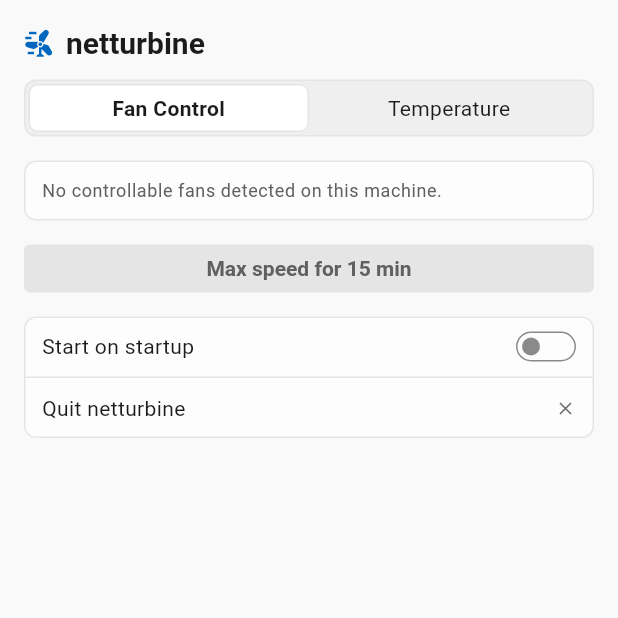
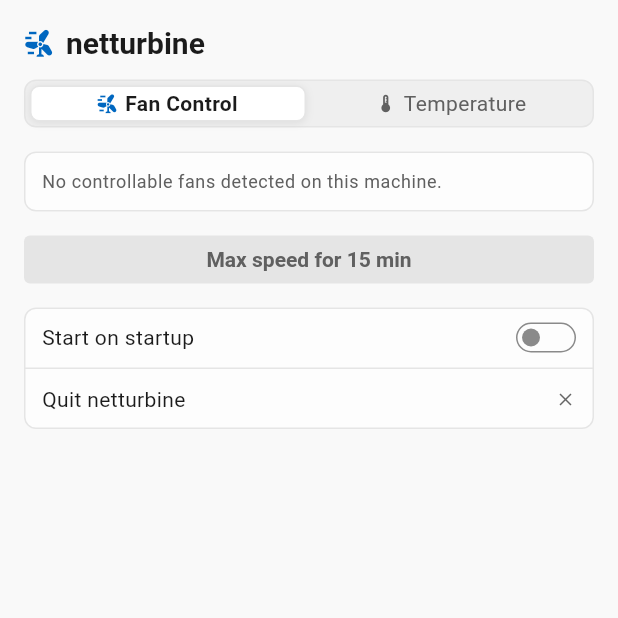
Before and after one commit to socksprox/netturbine, a Flutter app: the screen it shows after launch, on a phone screen of 412 x 824 dp, the top half of it. Run offline on Flutter 3.47's test engine with Material 3 defaults, Android fonts, the phone set to English and light mode, and no system bars; Roboto replaces fonts that are missing (Segoe UI Variable Text).

Commit message:
refactor segmented tabs to generic selector with icons

```diff
--- a/lib/ui/home_page.dart
+++ b/lib/ui/home_page.dart
@@ -4,7 +4,7 @@
 import 'temp_page.dart';
 import 'widgets/boost_button.dart';
 import 'widgets/fan_card.dart';
-import 'widgets/segmented_tabs.dart';
+import 'widgets/segmented_selector.dart';
 import 'widgets/settings_section.dart';
 
 /// Compact popover-style body shown when the tray icon is clicked.
@@ -39,8 +39,13 @@
                 ],
               ),
               const SizedBox(height: 12),
-              SegmentedTabs(
-                items: const ['Fan Control', 'Temperature'],
+              SegmentedSelector<int>(
+                options: const [
+                  SegmentOption(
+                      value: 0, label: 'Fan Control', icon: Icons.wind_power),
+                  SegmentOption(
+                      value: 1, label: 'Temperature', icon: Icons.thermostat),
+                ],
                 selected: _tab,
                 onChanged: (i) => setState(() => _tab = i),
               ),
--- /dev/null
+++ b/lib/ui/widgets/segmented_selector.dart
@@ -0,0 +1,291 @@
+import 'package:flutter/material.dart';
+import 'package:flutter/services.dart';
+
+import '../theme.dart';
+
+/// One item in a [SegmentedSelector].
+class SegmentOption<T> {
+  const SegmentOption({required this.value, required this.label, this.icon});
+
+  final T value;
+  final String label;
+  final IconData? icon;
+}
+
+/// Windows 11-style segmented switcher — a pill track with a sliding
+/// indicator, press-scale feedback, drag-to-select, and arrow-key navigation.
+/// Ported from shadowfly-app's SegmentedSelector.
+class SegmentedSelector<T> extends StatefulWidget {
+  const SegmentedSelector({
+    super.key,
+    required this.options,
+    required this.selected,
+    required this.onChanged,
+    this.height = 32,
+  });
+
+  final List<SegmentOption<T>> options;
+  final T selected;
+  final ValueChanged<T> onChanged;
+  final double height;
+
+  @override
+  State<SegmentedSelector<T>> createState() => _SegmentedSelectorState<T>();
+}
+
+class _SegmentedSelectorState<T> extends State<SegmentedSelector<T>>
+    with TickerProviderStateMixin {
+  late AnimationController _positionController;
+  late AnimationController _scaleController;
+  late Animation<double> _scaleAnimation;
+  late List<FocusNode> _segmentFocusNodes;
+
+  double _tabWidth = 1.0;
+  double _dragStartX = 0.0;
+  double _dragStartValue = 0.0;
+
+  @override
+  void initState() {
+    super.initState();
+    _segmentFocusNodes = List.generate(
+      widget.options.length,
+      (i) => FocusNode(debugLabel: 'segment_$i'),
+    );
+    final initialIndex = widget.options.indexWhere(
+      (option) => option.value == widget.selected,
+    );
+    final initial = (initialIndex >= 0 ? initialIndex : 0).toDouble();
+
+    _positionController = AnimationController(
+      vsync: this,
+      value: initial,
+      lowerBound: 0.0,
+      upperBound: widget.options.length > 1
+          ? (widget.options.length - 1).toDouble()
+          : 1.0,
+    );
+
+    _scaleController = AnimationController(
+      duration: const Duration(milliseconds: 100),
+      vsync: this,
+    );
+
+    _scaleAnimation = Tween<double>(begin: 1.0, end: 0.96).animate(
+      CurvedAnimation(parent: _scaleController, curve: Curves.easeInOut),
+    );
+  }
+
+  @override
+  void didUpdateWidget(SegmentedSelector<T> oldWidget) {
+    super.didUpdateWidget(oldWidget);
+    final newIndex = widget.options.indexWhere(
+      (option) => option.value == widget.selected,
+    );
+    if (newIndex >= 0 &&
+        (newIndex.toDouble() - _positionController.value).abs() > 0.01) {
+      _positionController.animateTo(
+        newIndex.toDouble(),
+        duration: const Duration(milliseconds: 150),
+        curve: Curves.easeOut,
+      );
+    }
+  }
+
+  @override
+  void dispose() {
+    for (final node in _segmentFocusNodes) {
+      node.dispose();
+    }
+    _positionController.dispose();
+    _scaleController.dispose();
+    super.dispose();
+  }
+
+  void _selectIndex(int index) {
+    _positionController.animateTo(
+      index.toDouble(),
+      duration: const Duration(milliseconds: 150),
+      curve: Curves.easeOut,
+    );
+    widget.onChanged(widget.options[index].value);
+  }
+
+  void _onDragStart(DragStartDetails details) {
+    _dragStartX = details.localPosition.dx;
+    _dragStartValue = _positionController.value;
+  }
+
+  void _onDragUpdate(DragUpdateDetails details) {
+    final dx = details.localPosition.dx - _dragStartX;
+    _positionController.value = (_dragStartValue + dx / _tabWidth).clamp(
+      0.0,
+      (widget.options.length - 1).toDouble(),
+    );
+  }
+
+  void _onDragEnd(DragEndDetails details) {
+    final nearest = _positionController.value.round().clamp(
+      0,
+      widget.options.length - 1,
+    );
+    _positionController.animateTo(
+      nearest.toDouble(),
+      duration: const Duration(milliseconds: 220),
+      curve: Curves.easeOut,
+    );
+    widget.onChanged(widget.options[nearest].value);
+  }
+
+  KeyEventResult _handleKeyEvent(KeyEvent event, int index) {
+    if (event is! KeyDownEvent) return KeyEventResult.ignored;
+    switch (event.logicalKey) {
+      case LogicalKeyboardKey.arrowLeft:
+        if (index > 0) {
+          _selectIndex(index - 1);
+          _segmentFocusNodes[index - 1].requestFocus();
+        }
+        return KeyEventResult.handled;
+      case LogicalKeyboardKey.arrowRight:
+        if (index < widget.options.length - 1) {
+          _selectIndex(index + 1);
+          _segmentFocusNodes[index + 1].requestFocus();
+        }
+        return KeyEventResult.handled;
+      case LogicalKeyboardKey.enter:
+      case LogicalKeyboardKey.numpadEnter:
+      case LogicalKeyboardKey.space:
+        _selectIndex(index);
+        return KeyEventResult.handled;
+      default:
+        return KeyEventResult.ignored;
+    }
+  }
+
+  @override
+  Widget build(BuildContext context) {
+    final theme = Theme.of(context);
+    final cs = theme.colorScheme;
+    final dark = theme.brightness == Brightness.dark;
+    final border = dark ? NtColors.borderDark : NtColors.borderLight;
+    final track = dark ? const Color(0xFF282828) : const Color(0xFFEFEFEF);
+    final active = dark ? const Color(0xFF3A3A3A) : Colors.white;
+    final secondary = dark ? NtColors.secondaryDark : NtColors.secondaryLight;
+
+    return AnimatedBuilder(
+      animation: _positionController,
+      builder: (context, child) {
+        return LayoutBuilder(
+          builder: (context, constraints) {
+            final tabWidth = constraints.maxWidth / widget.options.length;
+            _tabWidth = tabWidth;
+            final animValue = _positionController.value;
+            final indicatorOffset = animValue * tabWidth;
+
+            return GestureDetector(
+              onHorizontalDragStart: _onDragStart,
+              onHorizontalDragUpdate: _onDragUpdate,
+              onHorizontalDragEnd: _onDragEnd,
+              child: Container(
+                height: widget.height,
+                decoration: BoxDecoration(
+                  color: track,
+                  borderRadius: BorderRadius.circular(8),
+                  border: Border.all(color: border),
+                ),
+                child: Stack(
+                  children: [
+                    Positioned(
+                      left: indicatorOffset + 3,
+                      top: 3,
+                      bottom: 3,
+                      width: tabWidth - 6,
+                      child: AnimatedBuilder(
+                        animation: _scaleAnimation,
+                        builder: (context, child) {
+                          return Transform.scale(
+                            scale: _scaleAnimation.value,
+                            child: Container(
+                              decoration: BoxDecoration(
+                                color: active,
+                                borderRadius: BorderRadius.circular(6),
+                                border: Border.all(color: border),
+                                boxShadow: [
+                                  BoxShadow(
+                                    color: Colors.black.withValues(alpha: 0.08),
+                                    blurRadius: 4,
+                                    offset: const Offset(0, 1),
+                                  ),
+                                ],
+                              ),
+                            ),
+                          );
+                        },
+                      ),
+                    ),
+                    Row(
+                      children: List.generate(widget.options.length, (index) {
+                        final tabItem = widget.options[index];
+                        final isSelected = (animValue - index).abs() < 0.5;
+
+                        return Expanded(
+                          child: Focus(
+                            focusNode: _segmentFocusNodes[index],
+                            onKeyEvent: (node, event) =>
+                                _handleKeyEvent(event, index),
+                            child: MouseRegion(
+                              cursor: SystemMouseCursors.click,
+                              child: GestureDetector(
+                                behavior: HitTestBehavior.opaque,
+                                onTapDown: (_) {
+                                  _segmentFocusNodes[index].requestFocus();
+                                  _selectIndex(index);
+                                  _scaleController.forward();
+                                },
+                                onTapUp: (_) => _scaleController.reverse(),
+                                onTapCancel: () => _scaleController.reverse(),
+                                child: SizedBox(
+                                  height: widget.height,
+                                  child: Row(
+                                    mainAxisAlignment: MainAxisAlignment.center,
+                                    children: [
+                                      if (tabItem.icon != null) ...[
+                                        Icon(
+                                          tabItem.icon!,
+                                          size: 14,
+                                          color: isSelected
+                                              ? cs.primary
+                                              : secondary,
+                                        ),
+                                        const SizedBox(width: 5),
+                                      ],
+                                      Text(
+                                        tabItem.label,
+                                        style: theme.textTheme.bodyMedium
+                                            ?.copyWith(
+                                          fontWeight: isSelected
+                                              ? FontWeight.w600
+                                              : FontWeight.w400,
+                                          color: isSelected
+                                              ? cs.onSurface
+                                              : secondary,
+                                        ),
+                                      ),
+                                    ],
+                                  ),
+                                ),
+                              ),
+                            ),
+                          ),
+                        );
+                      }),
+                    ),
+                  ],
+                ),
+              ),
+            );
+          },
+        );
+      },
+    );
+  }
+}
--- a/lib/ui/widgets/segmented_tabs.dart
+++ /dev/null
@@ -1,65 +0,0 @@
-import 'package:flutter/material.dart';
-
-import '../theme.dart';
-
-/// Windows 11-style segmented control — a pill track with items that get an
-/// elevated surface when selected. Used for the top-level page switcher.
-class SegmentedTabs extends StatelessWidget {
-  const SegmentedTabs({
-    super.key,
-    required this.items,
-    required this.selected,
-    required this.onChanged,
-  });
-
-  final List<String> items;
-  final int selected;
-  final ValueChanged<int> onChanged;
-
-  @override
-  Widget build(BuildContext context) {
-    final theme = Theme.of(context);
-    final dark = theme.brightness == Brightness.dark;
-    final border = dark ? NtColors.borderDark : NtColors.borderLight;
-    final track = dark ? const Color(0xFF282828) : const Color(0xFFEFEFEF);
-    final active = dark ? const Color(0xFF3A3A3A) : Colors.white;
-
-    return Container(
-      decoration: BoxDecoration(
-        color: track,
-        borderRadius: BorderRadius.circular(8),
-        border: Border.all(color: border),
-      ),
-      padding: const EdgeInsets.all(2),
-      child: Row(
-        children: [
-          for (var i = 0; i < items.length; i++)
-            Expanded(
-              child: GestureDetector(
-                onTap: () => onChanged(i),
-                child: AnimatedContainer(
-                  duration: const Duration(milliseconds: 120),
-                  padding: const EdgeInsets.symmetric(vertical: 5),
-                  decoration: BoxDecoration(
-                    color: i == selected ? active : Colors.transparent,
-                    borderRadius: BorderRadius.circular(6),
-                    border: i == selected
-                        ? Border.all(color: border)
-                        : const Border(),
-                  ),
-                  child: Text(
-                    items[i],
-                    textAlign: TextAlign.center,
-                    style: theme.textTheme.bodyMedium?.copyWith(
-                      fontWeight:
-                          i == selected ? FontWeight.w600 : FontWeight.w400,
-                    ),
-                  ),
-                ),
-              ),
-            ),
-        ],
-      ),
-    );
-  }
-}
```
Also changed, not shown: 3 other files.
